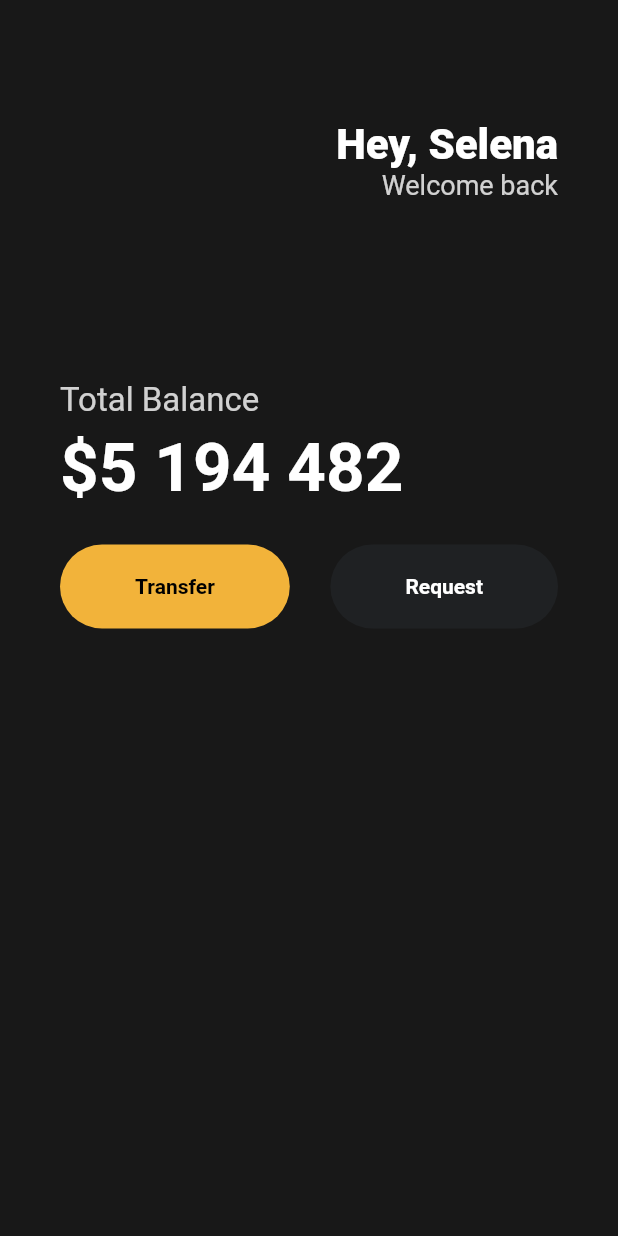
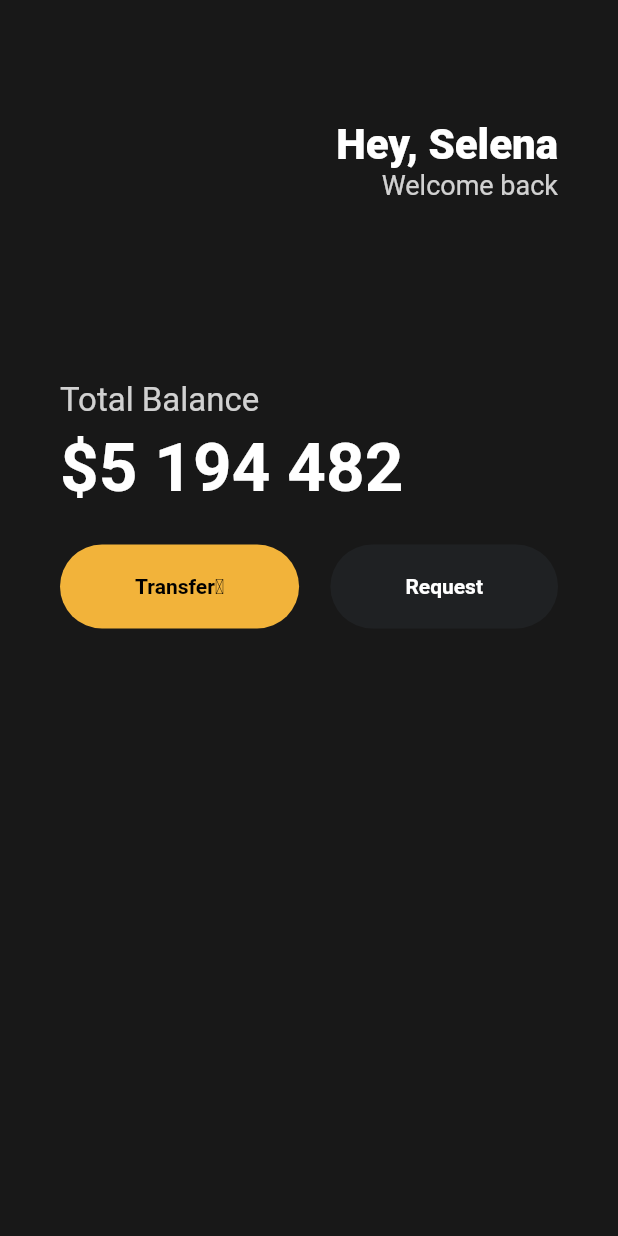
Before and after one commit to SHINDONGDONG/toonflix, a Flutter app: the screen it shows after launch, on a phone screen of 412 x 824 dp. Run offline on Flutter 3.47's test engine with Material 2 defaults, Android fonts, the phone set to English and light mode, and no system bars.

Commit message:
mac branch

```diff
--- a/lib/main.dart
+++ b/lib/main.dart
@@ -70,7 +70,7 @@ class MyApp extends StatelessWidget {
                 children: const [
                   ButtonWidget(
                     color: Color(0xFFF2B33A),
-                    text: 'Transfer',
+                    text: 'Transferㅁ',
                     textStyle: TextStyle(
                         fontWeight: FontWeight.w600, color: Colors.black),
                   ),
```
